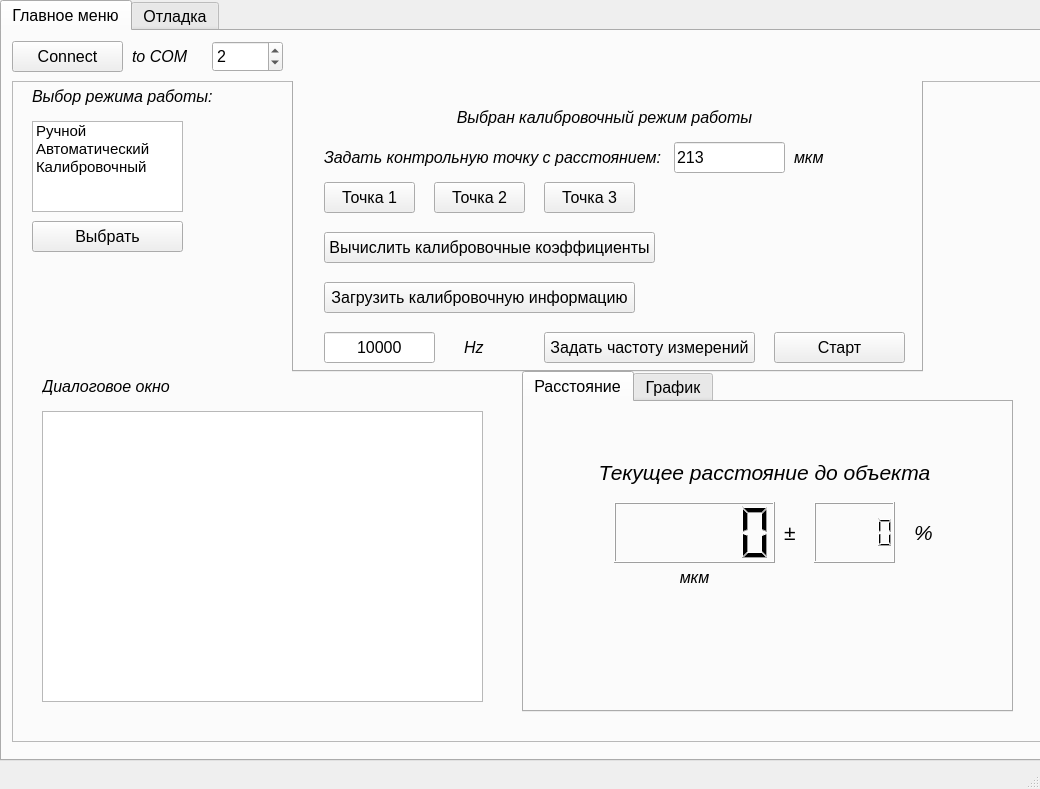
sergey-png/milandr_COMPort, file base.ui: the form before one commit.
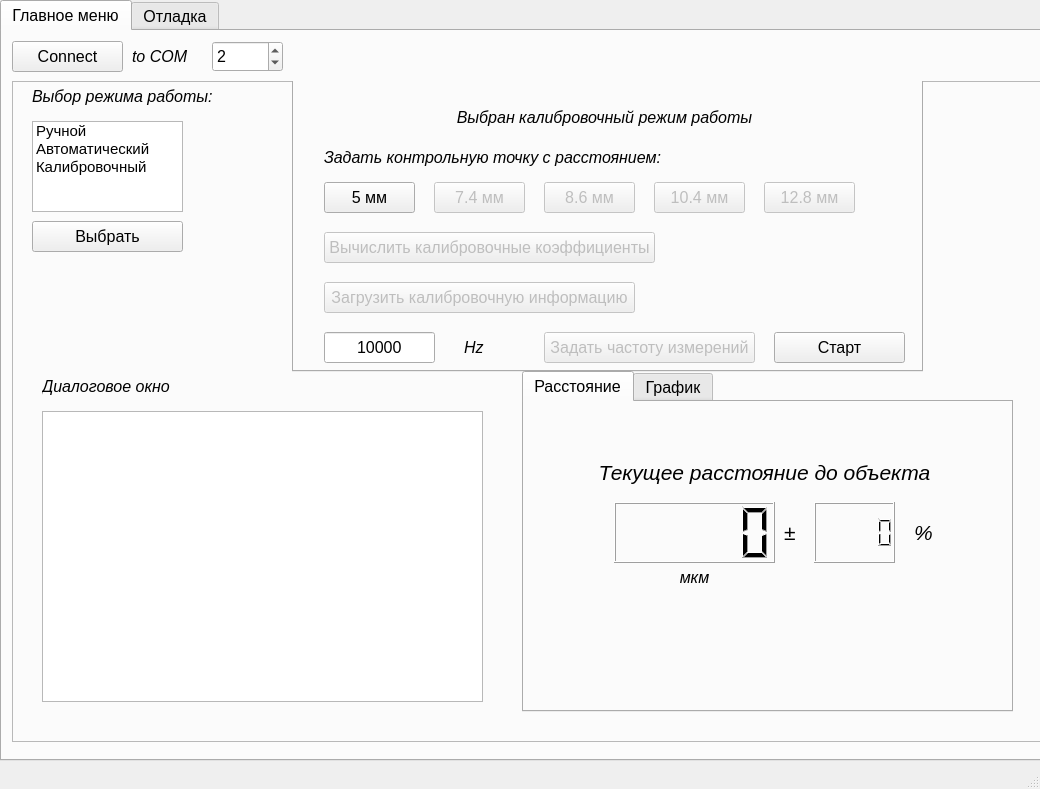
The form after the commit. The open tabs and pages were chosen to show the change. Custom widgets are drawn as their Qt base class.

Diff of the .ui file:
```diff
--- a/base.ui
+++ b/base.ui
@@ -339,10 +339,13 @@
           </rect>
          </property>
          <property name="text">
-          <string>Точка 1</string>
+          <string>5 мм</string>
          </property>
         </widget>
         <widget class="QPushButton" name="pushButton_18">
+         <property name="enabled">
+          <bool>false</bool>
+         </property>
          <property name="geometry">
           <rect>
            <x>140</x>
@@ -352,10 +355,13 @@
           </rect>
          </property>
          <property name="text">
-          <string>Точка 2</string>
+          <string>7.4 мм</string>
          </property>
         </widget>
         <widget class="QPushButton" name="pushButton_19">
+         <property name="enabled">
+          <bool>false</bool>
+         </property>
          <property name="geometry">
           <rect>
            <x>250</x>
@@ -365,10 +371,13 @@
           </rect>
          </property>
          <property name="text">
-          <string>Точка 3</string>
+          <string>8.6 мм</string>
          </property>
         </widget>
         <widget class="QPushButton" name="pushButton_20">
+         <property name="enabled">
+          <bool>false</bool>
+         </property>
          <property name="geometry">
           <rect>
            <x>30</x>
@@ -401,6 +410,9 @@
          </property>
         </widget>
         <widget class="QPushButton" name="pushButton_21">
+         <property name="enabled">
+          <bool>false</bool>
+         </property>
          <property name="geometry">
           <rect>
            <x>250</x>
@@ -414,6 +426,9 @@
          </property>
         </widget>
         <widget class="QPushButton" name="pushButton_22">
+         <property name="enabled">
+          <bool>false</bool>
+         </property>
          <property name="geometry">
           <rect>
            <x>30</x>
@@ -426,38 +441,6 @@
           <string>Загрузить калибровочную информацию</string>
          </property>
         </widget>
-        <widget class="QLineEdit" name="lineEdit_2">
-         <property name="geometry">
-          <rect>
-           <x>380</x>
-           <y>60</y>
-           <width>111</width>
-           <height>31</height>
-          </rect>
-         </property>
-         <property name="text">
-          <string>213</string>
-         </property>
-        </widget>
-        <widget class="QLabel" name="label_24">
-         <property name="geometry">
-          <rect>
-           <x>500</x>
-           <y>60</y>
-           <width>71</width>
-           <height>31</height>
-          </rect>
-         </property>
-         <property name="font">
-          <font>
-           <pointsize>12</pointsize>
-           <italic>true</italic>
-          </font>
-         </property>
-         <property name="text">
-          <string>мкм</string>
-         </property>
-        </widget>
         <widget class="QPushButton" name="pushButton_24">
          <property name="geometry">
           <rect>
@@ -487,6 +470,38 @@
           <set>Qt::AlignCenter</set>
          </property>
         </widget>
+        <widget class="QPushButton" name="pushButton_25">
+         <property name="enabled">
+          <bool>false</bool>
+         </property>
+         <property name="geometry">
+          <rect>
+           <x>360</x>
+           <y>100</y>
+           <width>91</width>
+           <height>31</height>
+          </rect>
+         </property>
+         <property name="text">
+          <string>10.4 мм</string>
+         </property>
+        </widget>
+        <widget class="QPushButton" name="pushButton_26">
+         <property name="enabled">
+          <bool>false</bool>
+         </property>
+         <property name="geometry">
+          <rect>
+           <x>470</x>
+           <y>100</y>
+           <width>91</width>
+           <height>31</height>
+          </rect>
+         </property>
+         <property name="text">
+          <string>12.8 мм</string>
+         </property>
+        </widget>
        </widget>
       </widget>
       <widget class="QLabel" name="label_29">
```
Left out of the diff: 32 changed lines with no effect on the pictures.
